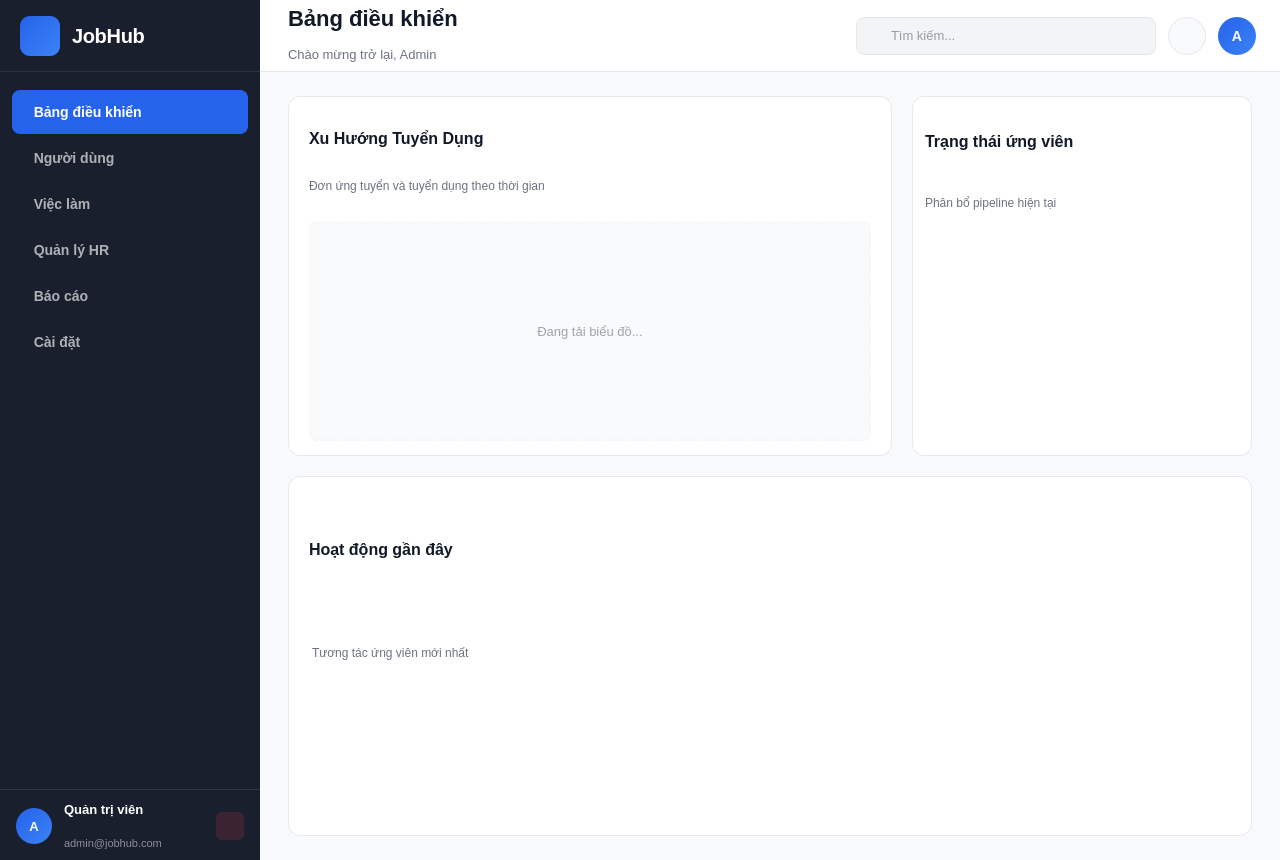
The window that client/resources/ui/admin_dashboard.ui (imaira203/BTLPY_N21_D31) describes before a commit, drawn with Qt 5.
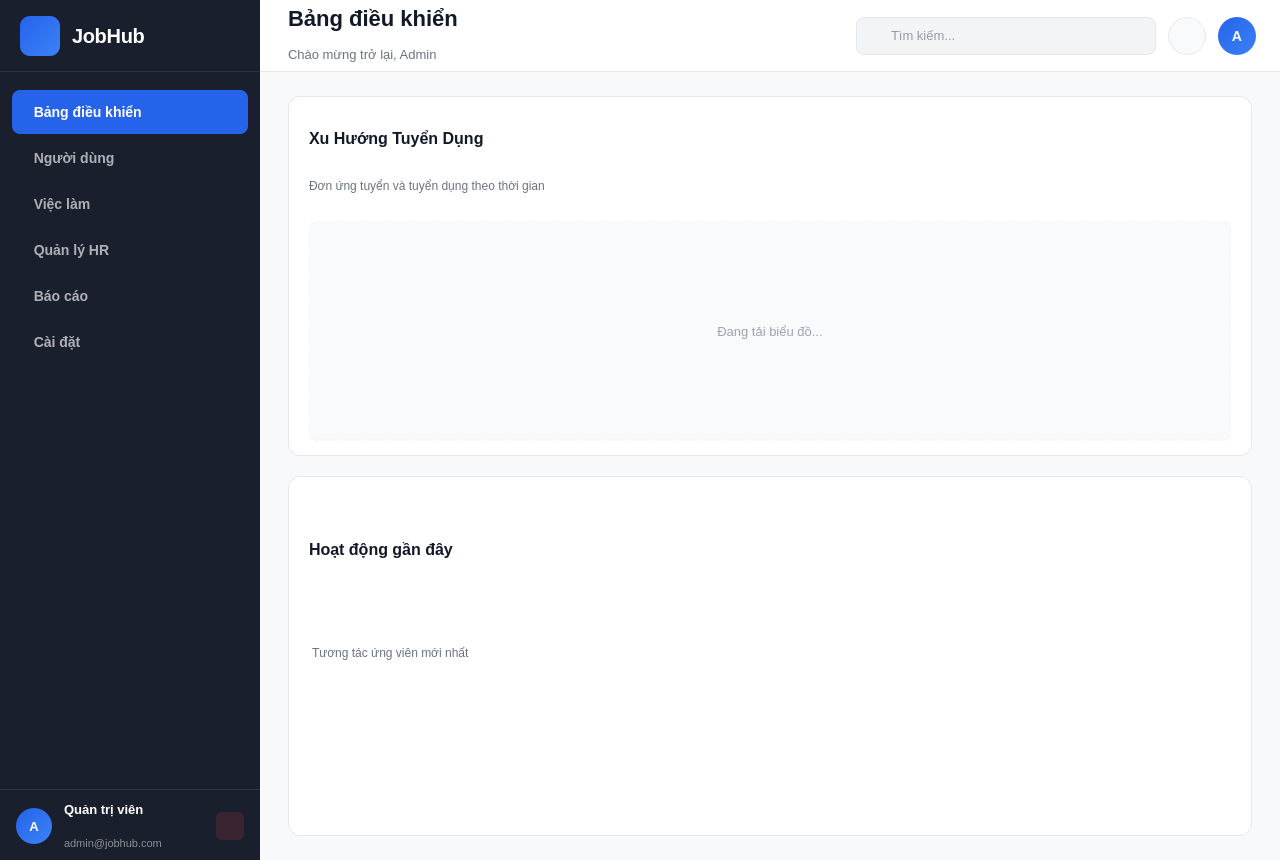
The same window after the commit.

Diff of the .ui file:
```diff
--- a/client/resources/ui/admin_dashboard.ui
+++ b/client/resources/ui/admin_dashboard.ui
@@ -752,81 +752,6 @@
                </layout>
               </widget>
              </item>
-             <item>
-              <widget class="QFrame" name="donutFrame">
-               <property name="minimumSize">
-                <size>
-                 <width>270</width>
-                 <height>0</height>
-                </size>
-               </property>
-               <property name="maximumSize">
-                <size>
-                 <width>340</width>
-                 <height>16777215</height>
-                </size>
-               </property>
-               <property name="styleSheet">
-                <string notr="true">QFrame#donutFrame { background-color: #FFFFFF; border-radius: 12px; border: 1px solid #E5E7EB; }</string>
-               </property>
-               <layout class="QVBoxLayout" name="donutFrameLayout">
-                <property name="spacing">
-                 <number>6</number>
-                </property>
-                <property name="leftMargin">
-                 <number>12</number>
-                </property>
-                <property name="topMargin">
-                 <number>16</number>
-                </property>
-                <property name="rightMargin">
-                 <number>12</number>
-                </property>
-                <property name="bottomMargin">
-                 <number>8</number>
-                </property>
-                <item>
-                 <widget class="QLabel" name="donutTitle">
-                  <property name="styleSheet">
-                   <string notr="true">QLabel { font-size: 16px; font-weight: 700; color: #111827; background: transparent; border: none; }</string>
-                  </property>
-                  <property name="text">
-                   <string>Trạng thái ứng viên</string>
-                  </property>
-                 </widget>
-                </item>
-                <item>
-                 <widget class="QLabel" name="donutSubTitle">
-                  <property name="styleSheet">
-                   <string notr="true">QLabel { font-size: 12px; color: #6B7280; background: transparent; border: none; }</string>
-                  </property>
-                  <property name="text">
-                   <string>Phân bổ pipeline hiện tại</string>
-                  </property>
-                 </widget>
-                </item>
-                <item>
-                 <widget class="QLabel" name="donutPlaceholder">
-                  <property name="minimumSize">
-                   <size>
-                    <width>0</width>
-                    <height>210</height>
-                   </size>
-                  </property>
-                  <property name="styleSheet">
-                   <string notr="true">QLabel { background: transparent; border: none; color: #9CA3AF; }</string>
-                  </property>
-                  <property name="text">
-                   <string/>
-                  </property>
-                  <property name="alignment">
-                   <set>Qt::AlignCenter</set>
-                  </property>
-                 </widget>
-                </item>
-               </layout>
-              </widget>
-             </item>
             </layout>
            </item>
            <item>
```
